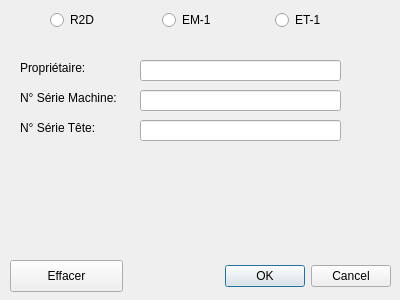
Qt form machineselector.ui (catslab/Torque-Monitor) before a commit.
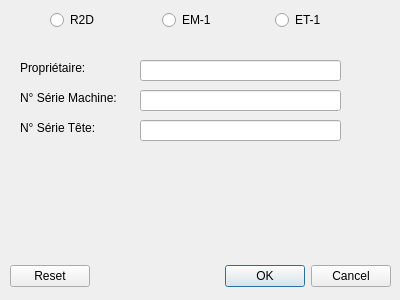
The same form after that commit.

Patch:
```diff
--- a/machineselector.ui
+++ b/machineselector.ui
@@ -16,9 +16,9 @@
   <widget class="QDialogButtonBox" name="buttonBox">
    <property name="geometry">
     <rect>
-     <x>50</x>
+     <x>10</x>
      <y>260</y>
-     <width>341</width>
+     <width>381</width>
      <height>32</height>
     </rect>
    </property>
@@ -26,7 +26,7 @@
     <enum>Qt::Horizontal</enum>
    </property>
    <property name="standardButtons">
-    <set>QDialogButtonBox::Cancel|QDialogButtonBox::Ok</set>
+    <set>QDialogButtonBox::Cancel|QDialogButtonBox::Ok|QDialogButtonBox::Reset</set>
    </property>
   </widget>
   <widget class="QWidget" name="horizontalLayoutWidget">
@@ -140,19 +140,6 @@
     </rect>
    </property>
   </widget>
-  <widget class="QPushButton" name="effacerButton">
-   <property name="geometry">
-    <rect>
-     <x>10</x>
-     <y>260</y>
-     <width>113</width>
-     <height>32</height>
-    </rect>
-   </property>
-   <property name="text">
-    <string>Effacer</string>
-   </property>
-  </widget>
  </widget>
  <resources/>
  <connections>
```
